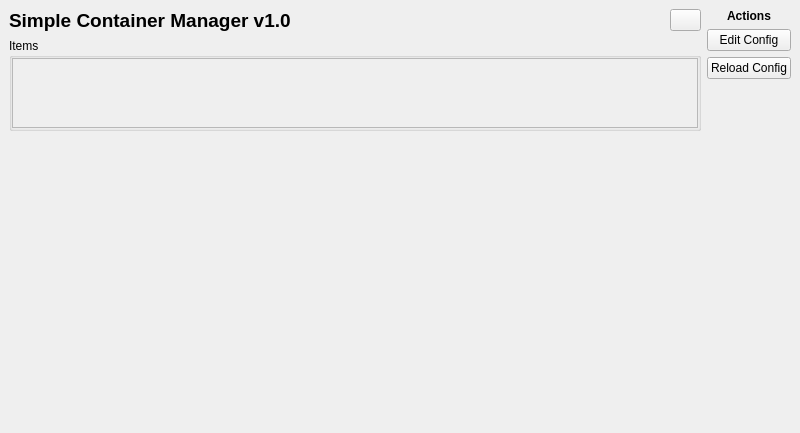
The window that mainwindow.ui (eduardosaraujo1/simple-container-manager) describes before a commit, drawn with Qt 5.
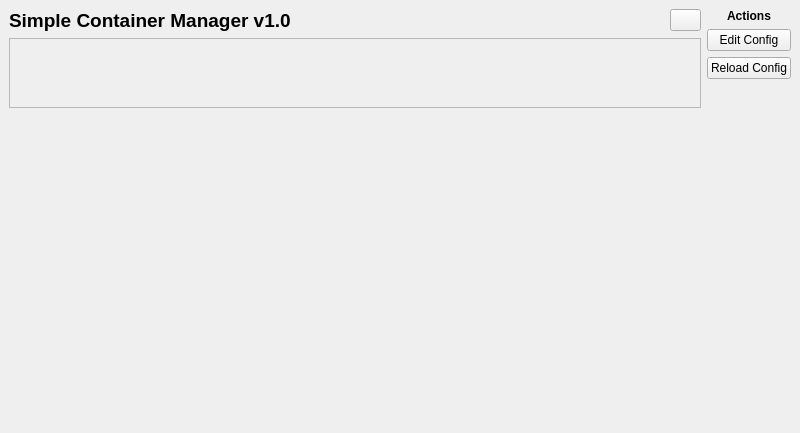
The same window after the commit. Icons and pictures are not drawn. Custom widgets are drawn as their Qt base class.

The edit to the form file:
```diff
--- a/mainwindow.ui
+++ b/mainwindow.ui
@@ -112,24 +112,6 @@
        </widget>
       </item>
       <item>
-       <widget class="QGroupBox" name="containerGroupBox">
-        <property name="title">
-         <string>Items</string>
-        </property>
-        <layout class="QVBoxLayout" name="containerGroupBox_layout">
-         <property name="leftMargin">
-          <number>0</number>
-         </property>
-         <property name="topMargin">
-          <number>0</number>
-         </property>
-         <property name="rightMargin">
-          <number>0</number>
-         </property>
-         <property name="bottomMargin">
-          <number>0</number>
-         </property>
-         <item>
           <widget class="QScrollArea" name="scrollArea">
            <property name="sizePolicy">
             <sizepolicy hsizetype="Expanding" vsizetype="Preferred">
@@ -145,7 +127,7 @@
              <rect>
               <x>0</x>
               <y>0</y>
-              <width>671</width>
+           <width>677</width>
               <height>68</height>
              </rect>
             </property>
@@ -170,9 +152,6 @@
              </item>
             </layout>
            </widget>
-          </widget>
-         </item>
-        </layout>
        </widget>
       </item>
       <item>
```
Lines whose indentation alone changed are shown as unchanged.
